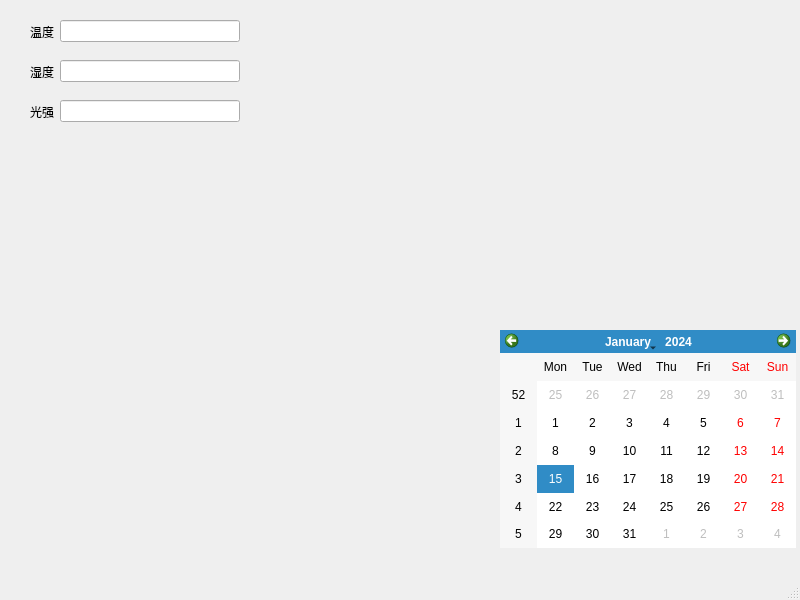
WANG-zibi/IoT_CourseDesign, file mainwindow.ui: the form before one commit.
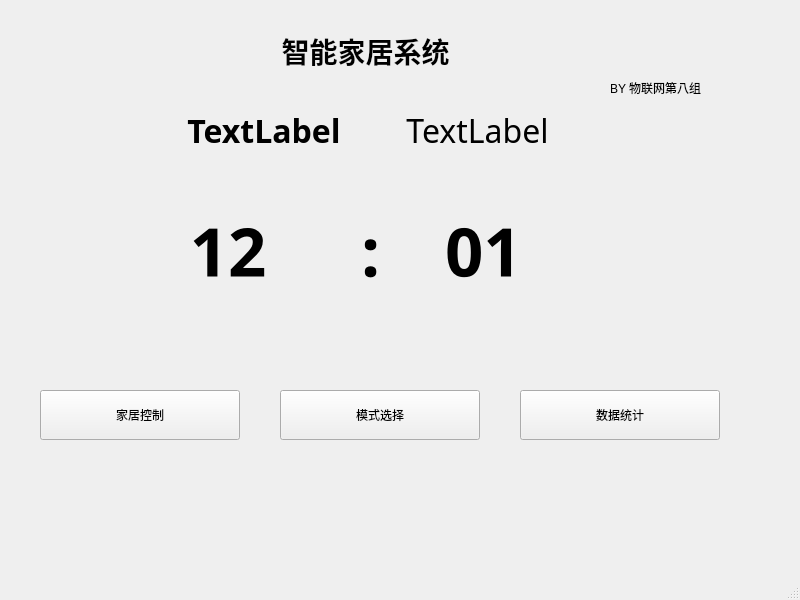
The form after the commit.

```diff
--- a/mainwindow.ui
+++ b/mainwindow.ui
@@ -10,96 +10,201 @@
     <height>600</height>
    </rect>
   </property>
+  <property name="font">
+   <font>
+    <family>Arial</family>
+   </font>
+  </property>
   <property name="windowTitle">
    <string>MainWindow</string>
   </property>
   <widget class="QWidget" name="centralwidget">
+   <widget class="QLabel" name="label">
+    <property name="geometry">
+     <rect>
+      <x>240</x>
+      <y>0</y>
+      <width>251</width>
+      <height>101</height>
+     </rect>
+    </property>
+    <property name="font">
+     <font>
+      <family>微软雅黑</family>
+      <pointsize>21</pointsize>
+      <weight>75</weight>
+      <bold>true</bold>
+     </font>
+    </property>
+    <property name="text">
+     <string>智能家居系统</string>
+    </property>
+    <property name="alignment">
+     <set>Qt::AlignCenter</set>
+    </property>
+   </widget>
+   <widget class="QLabel" name="label_2">
+    <property name="geometry">
+     <rect>
+      <x>610</x>
+      <y>80</y>
+      <width>131</width>
+      <height>16</height>
+     </rect>
+    </property>
+    <property name="text">
+     <string>BY 物联网第八组</string>
+    </property>
+   </widget>
    <widget class="QWidget" name="layoutWidget">
     <property name="geometry">
      <rect>
-      <x>30</x>
-      <y>60</y>
-      <width>210</width>
-      <height>23</height>
+      <x>160</x>
+      <y>180</y>
+      <width>421</width>
+      <height>141</height>
      </rect>
     </property>
     <layout class="QHBoxLayout" name="horizontalLayout">
      <item>
-      <widget class="QLabel" name="label_2">
+      <widget class="QLabel" name="hh">
+       <property name="font">
+        <font>
+         <family>微软雅黑</family>
+         <pointsize>50</pointsize>
+         <weight>75</weight>
+         <bold>true</bold>
+        </font>
+       </property>
        <property name="text">
-        <string>湿度</string>
+        <string>12</string>
        </property>
+       <property name="alignment">
+        <set>Qt::AlignCenter</set>
+       </property>
       </widget>
      </item>
      <item>
-      <widget class="QLineEdit" name="lineEdit_2"/>
+      <widget class="QLabel" name="maohao">
+       <property name="font">
+        <font>
+         <family>微软雅黑</family>
+         <pointsize>50</pointsize>
+         <weight>75</weight>
+         <bold>true</bold>
+        </font>
+       </property>
+       <property name="text">
+        <string>:</string>
+       </property>
+       <property name="alignment">
+        <set>Qt::AlignCenter</set>
+       </property>
+      </widget>
+     </item>
+     <item>
+      <widget class="QLabel" name="ss">
+       <property name="font">
+        <font>
+         <family>微软雅黑</family>
+         <pointsize>50</pointsize>
+         <weight>75</weight>
+         <italic>false</italic>
+         <bold>true</bold>
+         <strikeout>false</strikeout>
+        </font>
+       </property>
+       <property name="text">
+        <string>01</string>
+       </property>
+      </widget>
      </item>
     </layout>
    </widget>
    <widget class="QWidget" name="layoutWidget">
     <property name="geometry">
      <rect>
-      <x>30</x>
-      <y>20</y>
-      <width>210</width>
-      <height>23</height>
+      <x>160</x>
+      <y>80</y>
+      <width>421</width>
+      <height>101</height>
      </rect>
     </property>
     <layout class="QHBoxLayout" name="horizontalLayout_2">
      <item>
-      <widget class="QLabel" name="label">
+      <widget class="QLabel" name="year">
+       <property name="font">
+        <font>
+         <family>黑体</family>
+         <pointsize>24</pointsize>
+         <weight>75</weight>
+         <bold>true</bold>
+        </font>
+       </property>
        <property name="text">
-        <string>温度</string>
+        <string>TextLabel</string>
        </property>
+       <property name="alignment">
+        <set>Qt::AlignCenter</set>
+       </property>
       </widget>
      </item>
      <item>
-      <widget class="QLineEdit" name="lineEdit"/>
+      <widget class="QLabel" name="week">
+       <property name="font">
+        <font>
+         <family>黑体</family>
+         <pointsize>24</pointsize>
+        </font>
+       </property>
+       <property name="text">
+        <string>TextLabel</string>
+       </property>
+       <property name="alignment">
+        <set>Qt::AlignCenter</set>
+       </property>
+      </widget>
      </item>
     </layout>
    </widget>
-   <widget class="QCalendarWidget" name="calendarWidget">
+   <widget class="QPushButton" name="pushButton">
     <property name="geometry">
      <rect>
-      <x>500</x>
-      <y>330</y>
-      <width>296</width>
-      <height>218</height>
+      <x>40</x>
+      <y>390</y>
+      <width>200</width>
+      <height>50</height>
      </rect>
     </property>
+    <property name="text">
+     <string>家居控制</string>
+    </property>
    </widget>
-   <widget class="QWidget" name="layoutWidget_2">
+   <widget class="QPushButton" name="pushButton_4">
     <property name="geometry">
      <rect>
-      <x>30</x>
-      <y>100</y>
-      <width>210</width>
-      <height>23</height>
+      <x>520</x>
+      <y>390</y>
+      <width>200</width>
+      <height>50</height>
      </rect>
     </property>
-    <layout class="QHBoxLayout" name="horizontalLayout_3">
-     <item>
-      <widget class="QLabel" name="label_3">
-       <property name="text">
-        <string>光强</string>
-       </property>
-      </widget>
-     </item>
-     <item>
-      <widget class="QLineEdit" name="lineEdit_3"/>
-     </item>
-    </layout>
+    <property name="text">
+     <string>数据统计</string>
+    </property>
    </widget>
-   <widget class="QWidget" name="verticalLayoutWidget">
+   <widget class="QPushButton" name="pushButton_3">
     <property name="geometry">
      <rect>
-      <x>20</x>
-      <y>160</y>
-      <width>451</width>
-      <height>371</height>
+      <x>280</x>
+      <y>390</y>
+      <width>200</width>
+      <height>50</height>
      </rect>
     </property>
-    <layout class="QVBoxLayout" name="verticalLayout"/>
+    <property name="text">
+     <string>模式选择</string>
+    </property>
    </widget>
   </widget>
   <widget class="QMenuBar" name="menubar">
```
